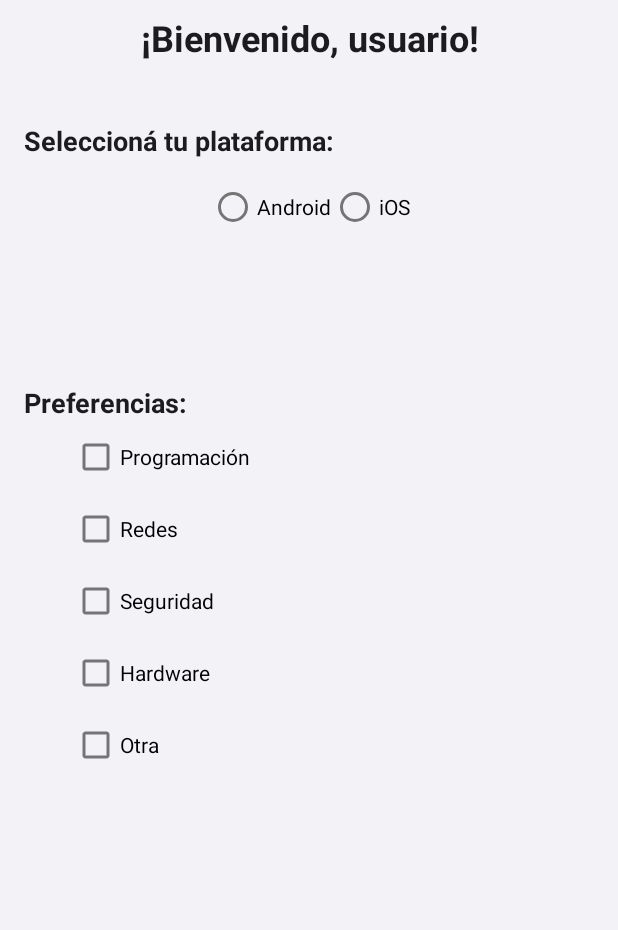
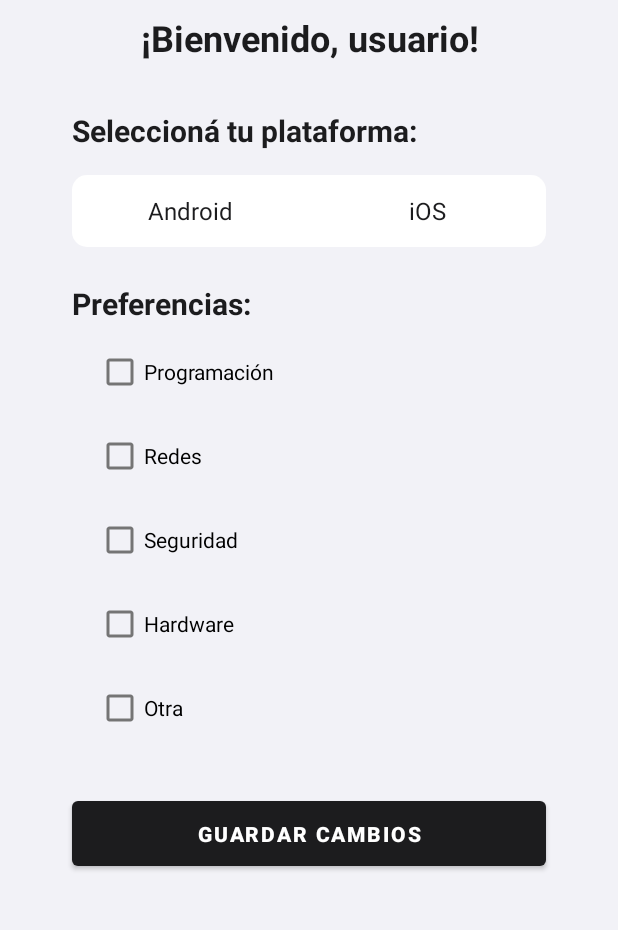
Before and after one commit to RodrigoCapreDev/Grupo5_AplicacionesMoviles, an Android app: the BienvenidaActivity screen opened directly, with no data from a screen before it, on a phone screen of 412 x 824 dp, the part 107-1037 px from its top. Run offline under Robolectric (Android 15) with nearby library versions, the phone set to English and light mode, and no system bars.

Commit message:
Agrega estilos pantalla bienvenido

```diff
--- a/TP1/app/src/main/java/com/grupo5/app1/BienvenidaActivity.kt
+++ b/TP1/app/src/main/java/com/grupo5/app1/BienvenidaActivity.kt
@@ -9,7 +9,7 @@ class BienvenidaActivity : AppCompatActivity() {
 
     override fun onCreate(savedInstanceState: Bundle?) {
         super.onCreate(savedInstanceState)
-        setContentView(R.layout.activity_bienvenida)
+        setContentView(R.layout.activity_welcome)
 
         val ivLogout = findViewById<ImageView>(R.id.ivLogout)
         ivLogout.setOnClickListener {
--- /dev/null
+++ b/TP1/app/src/main/res/drawable/radio_button_android_checked.xml
@@ -0,0 +1,6 @@
+<?xml version="1.0" encoding="utf-8"?>
+<shape xmlns:android="http://schemas.android.com/apk/res/android">
+    <solid android:color="@color/colorPrimary" />
+    <corners android:topLeftRadius="10dp" android:bottomLeftRadius="10dp" />
+    <size android:width="48dp" android:height="48dp" />
+</shape>
--- /dev/null
+++ b/TP1/app/src/main/res/drawable/radio_button_android_unchecked.xml
@@ -0,0 +1,5 @@
+<shape xmlns:android="http://schemas.android.com/apk/res/android">
+    <solid android:color="@color/colorOnPrimary" />
+    <corners android:topLeftRadius="10dp" android:bottomLeftRadius="10dp" />
+    <size android:width="48dp" android:height="48dp" />
+</shape>
--- /dev/null
+++ b/TP1/app/src/main/res/drawable/radio_button_ios_checked.xml
@@ -0,0 +1,6 @@
+<?xml version="1.0" encoding="utf-8"?>
+<shape xmlns:android="http://schemas.android.com/apk/res/android">
+    <solid android:color="@color/colorPrimary" />
+    <corners android:topRightRadius="10dp" android:bottomRightRadius="10dp" />
+    <size android:width="48dp" android:height="48dp" />
+</shape>
--- /dev/null
+++ b/TP1/app/src/main/res/drawable/radio_button_ios_unchecked.xml
@@ -0,0 +1,6 @@
+<?xml version="1.0" encoding="utf-8"?>
+<shape xmlns:android="http://schemas.android.com/apk/res/android">
+    <solid android:color="@color/colorOnPrimary" />
+    <corners android:topRightRadius="10dp" android:bottomRightRadius="10dp" />
+    <size android:width="48dp" android:height="48dp" />
+</shape>
--- /dev/null
+++ b/TP1/app/src/main/res/drawable/radio_button_selector.xml
@@ -0,0 +1,5 @@
+<?xml version="1.0" encoding="utf-8"?>
+<selector xmlns:android="http://schemas.android.com/apk/res/android">
+    <item android:state_checked="true" android:drawable="@drawable/radio_button_android_checked" />
+    <item android:drawable="@drawable/radio_button_android_unchecked" />
+</selector>
--- /dev/null
+++ b/TP1/app/src/main/res/drawable/radio_button_selector_ios.xml
@@ -0,0 +1,5 @@
+<?xml version="1.0" encoding="utf-8"?>
+<selector xmlns:android="http://schemas.android.com/apk/res/android">
+    <item android:state_checked="true" android:drawable="@drawable/radio_button_ios_checked" />
+    <item android:drawable="@drawable/radio_button_ios_unchecked" />
+</selector>
--- /dev/null
+++ b/TP1/app/src/main/res/drawable/text_color_selector.xml
@@ -0,0 +1,7 @@
+<?xml version="1.0" encoding="utf-8"?>
+<selector xmlns:android="http://schemas.android.com/apk/res/android">
+    <!-- Si está seleccionado, cambia el color del texto -->
+    <item android:state_checked="true" android:color="@color/colorOnPrimary" />
+    <!-- Si no está seleccionado, usa el color original del texto -->
+    <item android:color="@color/colorPrimary" />
+</selector>
--- a/TP1/app/src/main/res/layout/activity_bienvenida.xml
+++ b/TP1/app/src/main/res/layout/activity_welcome.xml
@@ -1,13 +1,16 @@
 <?xml version="1.0" encoding="utf-8"?>
+
 <ScrollView xmlns:android="http://schemas.android.com/apk/res/android"
     xmlns:app="http://schemas.android.com/apk/res-auto"
+    xmlns:tools="http://schemas.android.com/tools"
     android:layout_width="match_parent"
     android:layout_height="match_parent">
 
     <androidx.constraintlayout.widget.ConstraintLayout
         android:layout_width="match_parent"
         android:layout_height="wrap_content"
-        android:padding="16dp">
+        android:padding="16dp"
+        android:layout_marginBottom="16dp">
 
         <TextView
             android:id="@+id/tvBienvenida"
@@ -25,44 +28,60 @@
 
         <TextView
             android:id="@+id/tvPlataforma"
-            android:layout_width="wrap_content"
+            android:layout_width="0dp"
             android:layout_height="wrap_content"
-            android:layout_marginTop="40dp"
+            android:layout_marginTop="32dp"
+            android:layout_marginEnd="32dp"
+            android:layout_marginStart="32dp"
             android:text="Seleccioná tu plataforma:"
             android:textColor="@color/colorPrimary"
-            android:textSize="18sp"
+            android:textSize="20sp"
             android:textStyle="bold"
+            app:layout_constraintEnd_toEndOf="parent"
             app:layout_constraintStart_toStartOf="parent"
             app:layout_constraintTop_toBottomOf="@id/tvBienvenida" />
 
         <RadioGroup
             android:id="@+id/radioGroupPlataforma"
-            android:layout_width="wrap_content"
+            android:layout_width="0dp"
             android:layout_height="wrap_content"
-            android:layout_marginTop="8dp"
+            android:layout_marginStart="32dp"
+            android:layout_marginEnd="32dp"
+            android:layout_marginTop="16dp"
             android:orientation="horizontal"
             app:layout_constraintEnd_toEndOf="parent"
             app:layout_constraintStart_toStartOf="parent"
             app:layout_constraintTop_toBottomOf="@id/tvPlataforma">
-
                 <RadioButton
                     android:id="@+id/radioAndroid"
-                android:layout_width="wrap_content"
+                    android:layout_width="0dp"
                     android:layout_height="wrap_content"
-                android:text="Android" />
+                    android:text="Android"
+                    android:button="@null"
+                    android:background="@drawable/radio_button_selector"
+                    android:textColor="@drawable/text_color_selector"
+                    android:layout_weight="1"
+                    android:gravity="center"
+                    android:textSize="16sp" />
 
                 <RadioButton
                     android:id="@+id/radioIOS"
-                android:layout_width="wrap_content"
+                    android:layout_width="0dp"
                     android:layout_height="wrap_content"
-                android:text="iOS" />
+                    android:button="@null"
+                    android:text="iOS"
+                    android:background="@drawable/radio_button_selector_ios"
+                    android:textColor="@drawable/text_color_selector"
+                    android:layout_weight="1"
+                    android:gravity="center"
+                    android:textSize="16sp" />
         </RadioGroup>
 
         <ImageView
             android:id="@+id/imgPlataforma"
             android:layout_width="64dp"
             android:layout_height="64dp"
-            android:layout_marginTop="8dp"
+            android:layout_marginTop="24dp"
             android:contentDescription="Logo de la plataforma"
             android:visibility="gone"
             app:layout_constraintEnd_toEndOf="parent"
@@ -72,21 +91,25 @@
 
         <TextView
             android:id="@+id/tvPreferencias"
-            android:layout_width="wrap_content"
+            android:layout_width="0dp"
             android:layout_height="wrap_content"
-            android:layout_marginTop="150dp"
+            android:layout_marginTop="24dp"
+            android:layout_marginStart="32dp"
+            android:layout_marginEnd="32dp"
             android:text="Preferencias:"
             android:textColor="@color/colorPrimary"
-            android:textSize="18sp"
+            android:textSize="20sp"
             android:textStyle="bold"
+            app:layout_constraintEnd_toEndOf="parent"
             app:layout_constraintStart_toStartOf="parent"
-            app:layout_constraintTop_toBottomOf="@id/tvPlataforma" />
+            app:layout_constraintTop_toBottomOf="@id/imgPlataforma" />
 
         <CheckBox
             android:id="@+id/checkProgramacion"
             android:layout_width="wrap_content"
             android:layout_height="wrap_content"
-            android:layout_marginStart="32dp"
+            android:layout_marginStart="48dp"
+            android:layout_marginTop="8dp"
             android:text="Programación"
             app:layout_constraintStart_toStartOf="parent"
             app:layout_constraintTop_toBottomOf="@id/tvPreferencias" />
@@ -95,7 +118,8 @@
             android:id="@+id/checkRedes"
             android:layout_width="wrap_content"
             android:layout_height="wrap_content"
-            android:layout_marginStart="32dp"
+            android:layout_marginStart="48dp"
+            android:layout_marginTop="8dp"
             android:text="Redes"
             app:layout_constraintStart_toStartOf="parent"
             app:layout_constraintTop_toBottomOf="@id/checkProgramacion" />
@@ -104,7 +128,8 @@
             android:id="@+id/checkSeguridad"
             android:layout_width="wrap_content"
             android:layout_height="wrap_content"
-            android:layout_marginStart="32dp"
+            android:layout_marginStart="48dp"
+            android:layout_marginTop="8dp"
             android:text="Seguridad"
             app:layout_constraintStart_toStartOf="parent"
             app:layout_constraintTop_toBottomOf="@id/checkRedes" />
@@ -113,7 +138,8 @@
             android:id="@+id/checkHardware"
             android:layout_width="wrap_content"
             android:layout_height="wrap_content"
-            android:layout_marginStart="32dp"
+            android:layout_marginStart="48dp"
+            android:layout_marginTop="8dp"
             android:text="Hardware"
             app:layout_constraintStart_toStartOf="parent"
             app:layout_constraintTop_toBottomOf="@id/checkSeguridad" />
@@ -122,7 +148,8 @@
             android:id="@+id/checkOtra"
             android:layout_width="wrap_content"
             android:layout_height="wrap_content"
-            android:layout_marginStart="32dp"
+            android:layout_marginStart="48dp"
+            android:layout_marginTop="8dp"
             android:text="Otra"
             app:layout_constraintStart_toStartOf="parent"
             app:layout_constraintTop_toBottomOf="@id/checkHardware" />
@@ -131,7 +158,7 @@
             android:id="@+id/editOtraPreferencia"
             android:layout_width="0dp"
             android:layout_height="wrap_content"
-            android:layout_marginTop="8dp"
+            android:layout_marginTop="16dp"
             android:layout_marginHorizontal="16dp"
             android:backgroundTint="@color/colorPrimaryVariant"
             android:hint="Especificá tu preferencia"
@@ -139,6 +166,21 @@
             app:layout_constraintEnd_toEndOf="parent"
             app:layout_constraintStart_toStartOf="parent"
             app:layout_constraintTop_toBottomOf="@id/checkOtra" />
+
+        <Button
+            android:id="@+id/btnLogin"
+            android:layout_width="0dp"
+            android:layout_height="55dp"
+            android:layout_marginStart="32dp"
+            android:layout_marginTop="32dp"
+            android:layout_marginEnd="32dp"
+            android:text="Guardar CAmbios"
+            android:textColor="@color/colorOnPrimary"
+            android:textStyle="bold"
+            app:layout_constraintBottom_toBottomOf="parent"
+            app:layout_constraintEnd_toEndOf="parent"
+            app:layout_constraintStart_toStartOf="parent"
+            app:layout_constraintTop_toBottomOf="@id/editOtraPreferencia" />
 
         <ImageView
             android:id="@+id/ivLogout"
```
Lines whose indentation alone changed are shown as unchanged.
